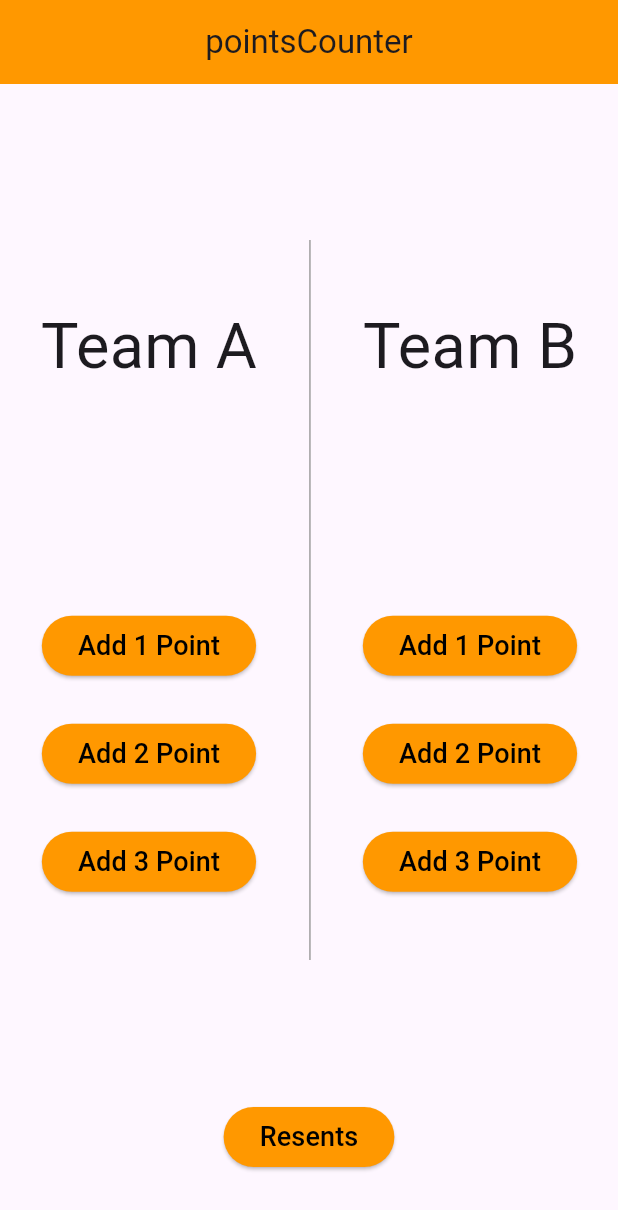
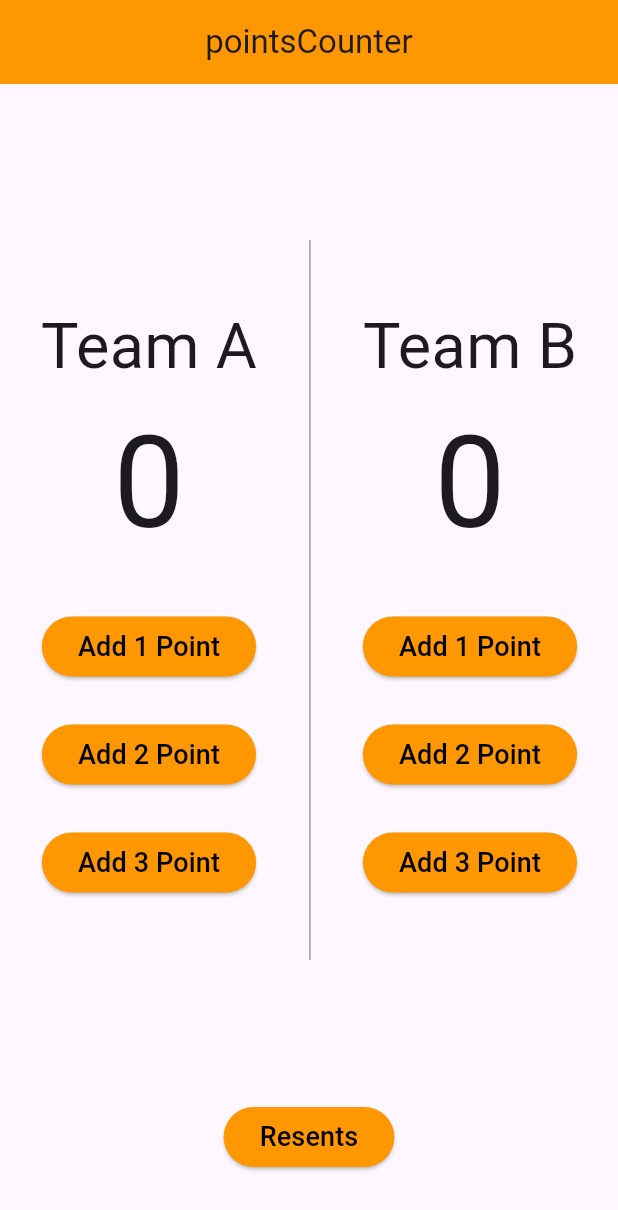
Before and after one commit to OmarKhaled00e/baskt_ball, a Flutter app: the screen it shows after launch, on a phone screen of 412 x 824 dp. Shown: the top 1210 px of the screen. Run offline on Flutter 3.47's test engine with Material 3 defaults, Android fonts, the phone set to English and light mode, and no system bars; our stand-ins replace bloc, flutter_bloc.

Commit message:
trigger the cubit and finsh app

```diff
--- a/lib/cubit/counter_cubit.dart
+++ b/lib/cubit/counter_cubit.dart
@@ -2,7 +2,7 @@ import 'package:baskt_ball/cubit/counter_state.dart';
 import 'package:bloc/bloc.dart';
 
 class CounterCubit extends Cubit<CounterState> {
-  CounterCubit(super.initialState);
+  CounterCubit():super(CounterAIncrementState());
 
   int teamAPoints = 0;
   int teamBPoints = 0;
--- a/lib/main.dart
+++ b/lib/main.dart
@@ -1,5 +1,7 @@
-import 'package:baskt_ball/views/home_secrean.dart';
+import 'package:baskt_ball/cubit/counter_cubit.dart';
+import 'package:baskt_ball/views/home_page.dart';
 import 'package:flutter/material.dart';
+import 'package:flutter_bloc/flutter_bloc.dart';
 
 void main() {
   runApp(const BasktBall());
@@ -10,9 +12,12 @@ class BasktBall extends StatelessWidget {
 
   @override
   Widget build(BuildContext context) {
-    return MaterialApp(
-      debugShowCheckedModeBanner: false,
-      home: HomePage(),
+    return BlocProvider(
+      create: (context) => CounterCubit(),
+      child: MaterialApp(
+        debugShowCheckedModeBanner: false,
+        home: HomePage(),
+      ),
     );
   }
 }
--- /dev/null
+++ b/lib/views/home_page.dart
@@ -0,0 +1,124 @@
+import 'package:baskt_ball/cubit/counter_cubit.dart';
+import 'package:baskt_ball/cubit/counter_state.dart';
+import 'package:baskt_ball/widgets/custom_button.dart';
+import 'package:flutter/material.dart';
+import 'package:flutter_bloc/flutter_bloc.dart';
+
+class HomePage extends StatelessWidget {
+  const HomePage({super.key});
+
+  @override
+  Widget build(BuildContext context) {
+    return BlocConsumer<CounterCubit, CounterState>(
+      listener: (context, state) {},
+
+      builder: (context, state) {
+        return Scaffold(
+          appBar: AppBar(
+            centerTitle: true,
+            backgroundColor: Colors.orange,
+            title: const Text('pointsCounter'),
+          ),
+          body: Column(
+            mainAxisAlignment: MainAxisAlignment.center,
+            children: [
+              const SizedBox(height: 32),
+              Row(
+                mainAxisAlignment: MainAxisAlignment.spaceEvenly,
+                children: [
+                  Column(
+                    children: [
+                      Text('Team A', style: TextStyle(fontSize: 42)),
+                      Text('${BlocProvider.of<CounterCubit>(context).teamAPoints}', style: TextStyle(fontSize: 85)),
+                      SizedBox(height: 24),
+                      CustomButton(
+                        onPressed: () {
+                          BlocProvider.of<CounterCubit>(
+                            context,
+                          ).TeamIncrement(team: 'A', buttonNumber: 1);
+                        },
+                        text: 'Add 1 Point',
+                      ),
+                      SizedBox(height: 24),
+                      CustomButton(
+                        onPressed: () {
+                          BlocProvider.of<CounterCubit>(
+                            context,
+                          ).TeamIncrement(team: 'A', buttonNumber: 2);
+                        },
+                        text: 'Add 2 Point',
+                      ),
+                      SizedBox(height: 24),
+                      CustomButton(
+                        onPressed: () {
+                          BlocProvider.of<CounterCubit>(
+                            context,
+                          ).TeamIncrement(team: 'A', buttonNumber: 3);
+                        },
+                        text: 'Add 3 Point',
+                      ),
+                    ],
+                  ),
+                  SizedBox(
+                    height: 540,
+                    child: VerticalDivider(
+                      color: Colors.grey,
+                      thickness: 1,
+                      endIndent: 30,
+                      indent: 30,
+                    ),
+                  ),
+                  Column(
+                    children: [
+                      Text('Team B', style: TextStyle(fontSize: 42)),
+                      Text('${BlocProvider.of<CounterCubit>(context).teamBPoints}', style: TextStyle(fontSize: 85)),
+                      SizedBox(height: 24),
+                      CustomButton(
+                        onPressed: () {
+                          BlocProvider.of<CounterCubit>(
+                            context,
+                          ).TeamIncrement(team: 'B', buttonNumber: 1);
+                        },
+                        text: 'Add 1 Point',
+                      ),
+                      SizedBox(height: 24),
+                      CustomButton(
+                        onPressed: () {
+                          BlocProvider.of<CounterCubit>(
+                            context,
+                          ).TeamIncrement(team: 'B', buttonNumber: 2);
+                        },
+                        text: 'Add 2 Point',
+                      ),
+                      SizedBox(height: 24),
+                      CustomButton(
+                        onPressed: () {
+                          BlocProvider.of<CounterCubit>(
+                            context,
+                          ).TeamIncrement(team: 'B', buttonNumber: 3);
+                        },
+                        text: 'Add 3 Point',
+                      ),
+                    ],
+                  ),
+                ],
+              ),
+              const SizedBox(height: 64),
+              CustomButton(
+                text: 'Resents',
+                onPressed: () {
+                  BlocProvider.of<CounterCubit>(
+                    context,
+                  ).TeamIncrement(team: 'A', buttonNumber: 0);
+                  BlocProvider.of<CounterCubit>(
+                    context,
+                  ).TeamIncrement(team: 'B', buttonNumber: 0);
+                },
+              ),
+            ],
+          ),
+        );
+      },
+    );
+  }
+}
--- a/lib/views/home_secrean.dart
+++ /dev/null
@@ -1,101 +0,0 @@
-import 'package:baskt_ball/widgets/custom_button.dart';
-import 'package:flutter/material.dart';
-
-
-
-class HomePage extends StatelessWidget {
-  const HomePage({super.key});
-
-
-  @override
-  Widget build(BuildContext context) {
-    return Scaffold(
-      appBar: AppBar(
-        centerTitle: true,
-        backgroundColor: Colors.orange,
-        title: const Text('pointsCounter'),
-      ),
-      body: Column(
-        mainAxisAlignment: MainAxisAlignment.center,
-        children: [
-          const SizedBox(height: 32),
-          Row(
-            mainAxisAlignment: MainAxisAlignment.spaceEvenly,
-            children: [
-              Column(
-                children: [
-                  Text('Team A', style: TextStyle(fontSize: 42)),
-                  Text('', style: TextStyle(fontSize: 85)),
-                  SizedBox(height: 24),
-                  CustomButton(
-                    onPressed: () {
-
-                    },
-                    text: 'Add 1 Point',
-                  ),
-                  SizedBox(height: 24),
-                  CustomButton(
-                    onPressed: () {
-
-                    },
-                    text: 'Add 2 Point',
-                  ),
-                  SizedBox(height: 24),
-                  CustomButton(
-                    onPressed: () {
-
-                    },
-                    text: 'Add 3 Point',
-                  ),
-                ],
-              ),
-              SizedBox(
-                height: 540,
-                child: VerticalDivider(
-                  color: Colors.grey,
-                  thickness: 1,
-                  endIndent: 30,
-                  indent: 30,
-                ),
-              ),
-              Column(
-                children: [
-                  Text('Team B', style: TextStyle(fontSize: 42)),
-                  Text('', style: TextStyle(fontSize: 85)),
-                  SizedBox(height: 24),
-                  CustomButton(
-                    onPressed: () {
-
-                    },
-                    text: 'Add 1 Point',
-                  ),
-                  SizedBox(height: 24),
-                  CustomButton(
-                    onPressed: () {
-
-                    },
-                    text: 'Add 2 Point',
-                  ),
-                  SizedBox(height: 24),
-                  CustomButton(
-                    onPressed: () {
-
-                    },
-                    text: 'Add 3 Point',
-                  ),
-                ],
-              ),
-            ],
-          ),
-          const SizedBox(height: 64),
-          CustomButton(
-            text: 'Resents',
-            onPressed: () {
-
-            },
-          ),
-        ],
-      ),
-    );
-  }
-}
```
